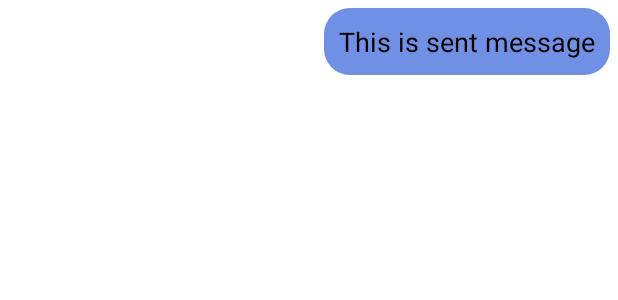
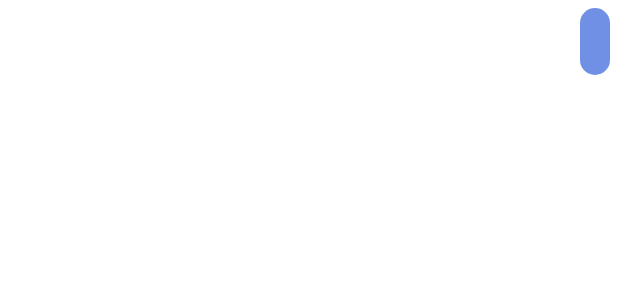
Before and after one commit to leobwatt/ChatApplication, an Android app: the layout sent.xml on its own in the app's theme, with its tools: preview values and no code run, on a phone screen of 412 x 824 dp. Shown: the top 300 px of the screen. Run offline under Robolectric (Android 15) with nearby library versions, the light colour scheme and no system bars.

Commit message:
commit and pull

```diff
--- a/app/src/main/java/com/example/chatapplication/MessageAdapter.kt
+++ b/app/src/main/java/com/example/chatapplication/MessageAdapter.kt
@@ -37,7 +37,7 @@ class MessageAdapter(val context: Context, val messageList: ArrayList<Message>):
             val viewHolder = holder as SentViewHolder
 
 
-           //holder.sentMessage.text = currentMessage.message
+           holder.sentMessage.text = currentMessage.message
 
 
         } else {
--- a/app/src/main/res/layout/receive.xml
+++ b/app/src/main/res/layout/receive.xml
@@ -8,7 +8,7 @@
         android:layout_width="wrap_content"
         android:background="@drawable/btn_corners"
         android:backgroundTint="@color/light_grey"
-        android:layout_marginRight="5dp"
+        android:layout_alignParentLeft="true"
         android:layout_marginTop="5dp"
         android:layout_marginLeft="5dp"
         android:layout_height="wrap_content">
--- a/app/src/main/res/layout/sent.xml
+++ b/app/src/main/res/layout/sent.xml
@@ -1,4 +1,5 @@
 <?xml version="1.0" encoding="utf-8"?>
+
 <RelativeLayout xmlns:android="http://schemas.android.com/apk/res/android"
     android:layout_width="match_parent"
     android:layout_height="wrap_content">
@@ -16,7 +17,6 @@
             android:id="@+id/sentMessage"
             android:layout_width="wrap_content"
             android:layout_height="wrap_content"
-            android:text="This is sent message"
             android:textColor="@color/black"
             android:padding="10dp"
             android:textSize="18sp">
```
